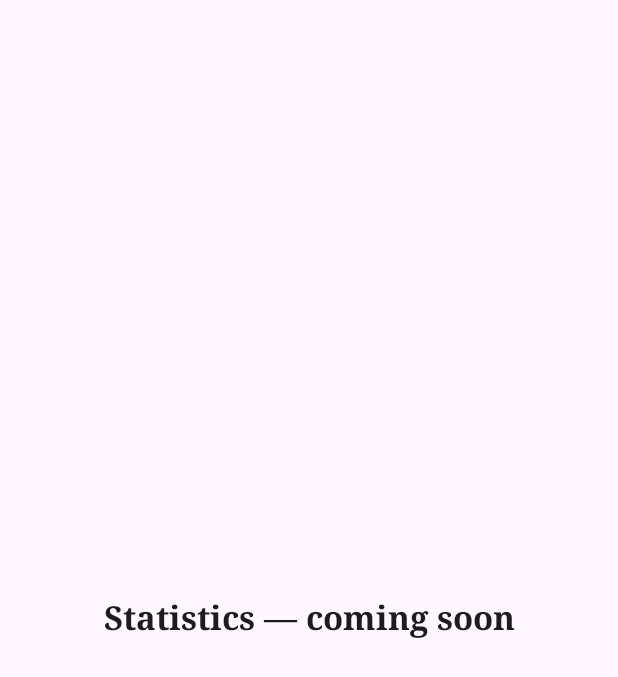
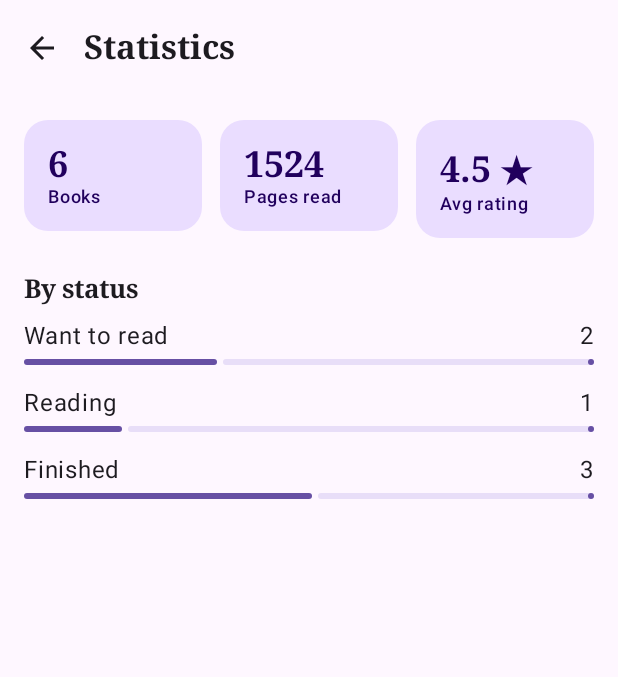
Before and after one commit to 240103071/BookShelf, an Android app built with Jetpack Compose: the stats screen opened through its navigation route, on a phone screen of 412 x 824 dp. Shown: the top 677 px of the screen. Run offline under Robolectric (Android 15) with nearby library versions, the phone set to English and light mode, and no system bars.

Commit message:
Statistika qosyldy

```diff
--- a/app/src/main/java/kz/mitu/bookshelf/navigation/AppNavHost.kt
+++ b/app/src/main/java/kz/mitu/bookshelf/navigation/AppNavHost.kt
@@ -1,16 +1,8 @@
 package kz.mitu.bookshelf.navigation
 
-import androidx.compose.foundation.layout.Arrangement
-import androidx.compose.foundation.layout.Column
-import androidx.compose.foundation.layout.fillMaxSize
-import androidx.compose.material3.MaterialTheme
-import androidx.compose.material3.Text
 import androidx.compose.runtime.Composable
 import androidx.compose.runtime.getValue
-import androidx.compose.ui.Alignment
 import androidx.compose.ui.Modifier
-import androidx.compose.ui.res.stringResource
-import androidx.compose.ui.unit.dp
 import androidx.lifecycle.compose.collectAsStateWithLifecycle
 import androidx.lifecycle.viewmodel.compose.viewModel
 import androidx.navigation.NavHostController
@@ -19,13 +11,14 @@ import androidx.navigation.compose.NavHost
 import androidx.navigation.compose.composable
 import androidx.navigation.compose.rememberNavController
 import androidx.navigation.navArgument
-import kz.mitu.bookshelf.R
 import kz.mitu.bookshelf.ui.screens.add.AddEditBookScreen
 import kz.mitu.bookshelf.ui.screens.add.AddEditBookViewModel
 import kz.mitu.bookshelf.ui.screens.detail.BookDetailScreen
 import kz.mitu.bookshelf.ui.screens.detail.DetailViewModel
 import kz.mitu.bookshelf.ui.screens.home.HomeScreen
 import kz.mitu.bookshelf.ui.screens.home.HomeViewModel
+import kz.mitu.bookshelf.ui.screens.stats.StatsScreen
+import kz.mitu.bookshelf.ui.screens.stats.StatsViewModel
 
 @Composable
 fun AppNavHost(
@@ -88,7 +81,16 @@ fun AppNavHost(
         }
 
         composable(Screen.Stats.route) {
-            PlaceholderScreen(title = stringResource(R.string.statistics))
+            val viewModel: StatsViewModel = viewModel()
+            val stats by viewModel.uiState.collectAsStateWithLifecycle()
+
+            StatsScreen(
+                totalBooks = stats.totalBooks,
+                countByStatus = stats.countByStatus,
+                pagesRead = stats.pagesRead,
+                averageRating = stats.averageRating,
+                onBackClick = { navController.popBackStack() }
+            )
         }
     }
 }
@@ -122,22 +124,3 @@ private fun AddEditDestination(onDone: () -> Unit) {
         onBackClick = onDone
     )
 }
-
-/** Temporary screen used until the real screens are implemented. */
-@Composable
-private fun PlaceholderScreen(
-    title: String,
-    content: @Composable () -> Unit = {}
-) {
-    Column(
-        modifier = Modifier.fillMaxSize(),
-        verticalArrangement = Arrangement.spacedBy(12.dp, Alignment.CenterVertically),
-        horizontalAlignment = Alignment.CenterHorizontally
-    ) {
-        Text(
-            text = stringResource(R.string.placeholder_screen, title),
-            style = MaterialTheme.typography.titleLarge
-        )
-        content()
-    }
-}
--- a/app/src/main/res/values/strings.xml
+++ b/app/src/main/res/values/strings.xml
@@ -7,11 +7,6 @@
     <string name="add_book">Add book</string>
     <string name="edit_book">Edit book</string>
     <string name="statistics">Statistics</string>
-
-    <!-- Navigation placeholders (temporary) -->
-    <string name="placeholder_screen">%1$s — coming soon</string>
-    <string name="placeholder_book_id">Book id: %1$d</string>
-    <string name="open_book_1">Open book #1</string>
 
     <!-- Common actions -->
     <string name="back">Back</string>
```
